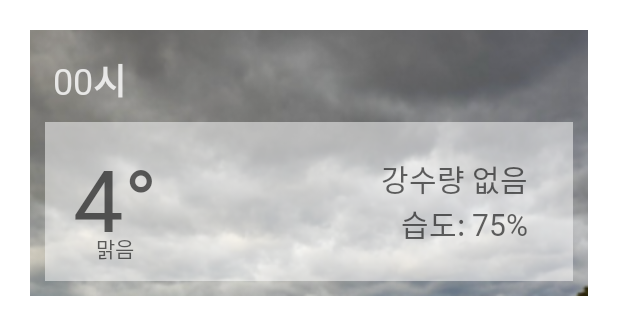
After one commit to hiyseo/Please, an Android app: the layout layout_weather_lists_cloudy.xml on its own in the app's theme, with its tools: preview values and no code run, on a phone screen of 412 x 824 dp. The commit adds this screen. Shown: the top 335 px of the screen. Run offline under Robolectric (Android 15) with nearby library versions, the phone set to English and light mode, and no system bars.

Commit message:
거의 최종

```diff
--- a/app/build.gradle.kts
+++ b/app/build.gradle.kts
@@ -70,6 +70,7 @@ dependencies {
     implementation("com.squareup.retrofit2:converter-gson:2.9.0")
     //OkHttp
     implementation("com.squareup.okhttp3:okhttp:4.10.0")
+    implementation("com.google.ar.sceneform:filament-android:1.17.1")
 
     testImplementation("junit:junit:4.13.2")
     androidTestImplementation("androidx.test.ext:junit:1.1.5")
--- /dev/null
+++ b/app/src/main/res/layout/layout_weather_lists_cloudy.xml
@@ -0,0 +1,88 @@
+<?xml version="1.0" encoding="utf-8"?>
+<LinearLayout
+    xmlns:android="http://schemas.android.com/apk/res/android"
+    xmlns:app="http://schemas.android.com/apk/res-auto"
+    android:layout_width="match_parent"
+    android:layout_height="wrap_content"
+    android:layout_margin="20dp"
+    android:background="@drawable/cloudy"
+    android:orientation="vertical"
+    android:visibility="visible"
+
+    >
+
+    <TextView
+        android:id="@+id/tvTime"
+        android:layout_width="197dp"
+        android:layout_height="wrap_content"
+        android:layout_marginBottom="10dp"
+        android:paddingStart="15dp"
+        android:paddingTop="15dp"
+        android:text="00시"
+        android:textColor="#CCFFFFFF"
+        android:textSize="24dp"
+        android:textStyle="bold" />
+
+    <LinearLayout
+        android:layout_width="match_parent"
+        android:layout_height="106dp"
+        android:layout_marginStart="10dp"
+        android:layout_marginEnd="10dp"
+        android:layout_marginBottom="10dp"
+        android:background="#80FFFFFF"
+        android:orientation="horizontal">
+
+        <LinearLayout
+            android:layout_width="94dp"
+            android:layout_height="match_parent"
+            android:gravity="center_vertical"
+            android:orientation="vertical">
+
+            <TextView
+                android:id="@+id/tvTemp"
+                android:layout_width="match_parent"
+                android:layout_height="62dp"
+                android:gravity="center_horizontal|center_vertical"
+                android:text="4°"
+                android:textColor="#99000000"
+                android:textSize="60sp" />
+
+            <TextView
+                android:id="@+id/tvSky"
+                android:layout_width="match_parent"
+                android:layout_height="wrap_content"
+                android:gravity="center"
+                android:text="맑음"
+                android:textColor="#99000000" />
+
+        </LinearLayout>
+
+        <LinearLayout
+            android:layout_width="228dp"
+            android:layout_height="match_parent"
+            android:gravity="center_horizontal|center_vertical"
+            android:orientation="vertical">
+
+            <TextView
+                android:id="@+id/tvRainType"
+                android:layout_width="match_parent"
+                android:layout_height="wrap_content"
+                android:gravity="right"
+                android:text="강수량 없음"
+                android:textColor="#99000000"
+                android:textSize="20dp" />
+
+            <TextView
+                android:id="@+id/tvHumidity"
+                android:layout_width="match_parent"
+                android:layout_height="wrap_content"
+                android:gravity="right"
+                android:text="습도: 75%"
+                android:textColor="#99000000"
+                android:textSize="20dp" />
+
+        </LinearLayout>
+
+    </LinearLayout>
+
+</LinearLayout>
```
Also changed, not shown: app/src/main/java/com/example/week1/ui/topic3/Topic3Adapter.kt (+58 -11 lines), app/src/main/res/layout/fragment_home.xml (+8 -4 lines), app/src/main/res/layout/fragment_notifications.xml (+7 -4 lines), app/src/main/res/layout/layout_weather_lists.xml (deleted, +0 -96 lines), app/src/main/res/layout/layout_weather_lists_sunny.xml (added, +91 -0 lines), app/src/main/res/drawable/cloudy.png (added), app/src/main/res/drawable/night.png (added), app/src/main/res/drawable/rectangle_2.png (added).
